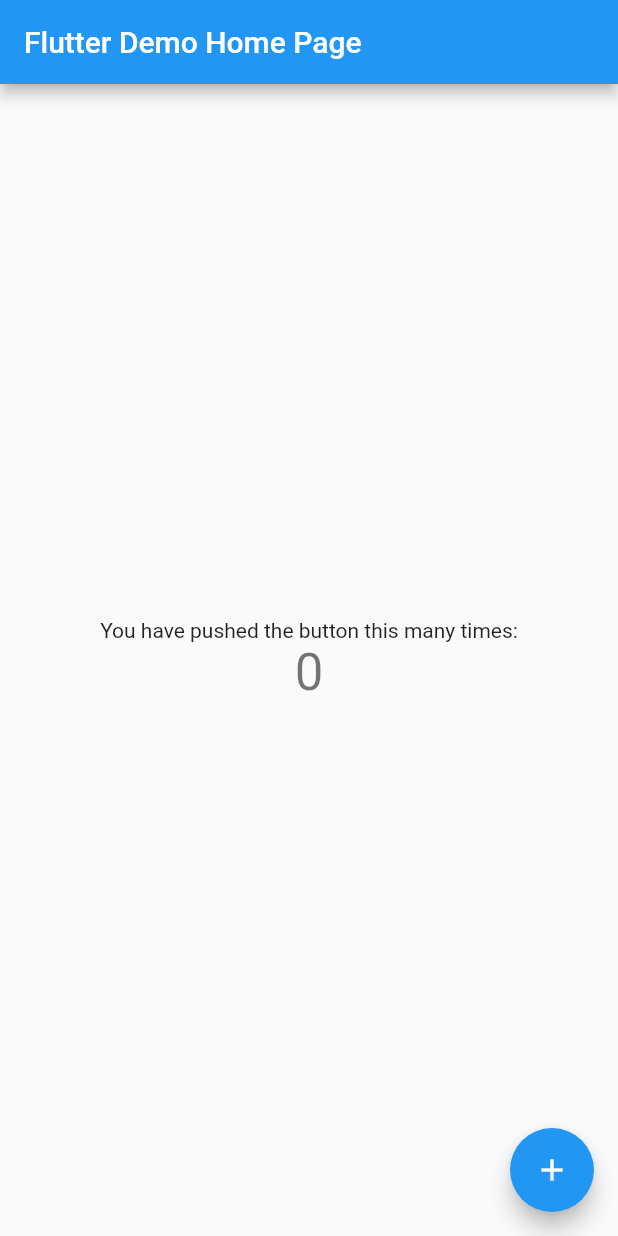
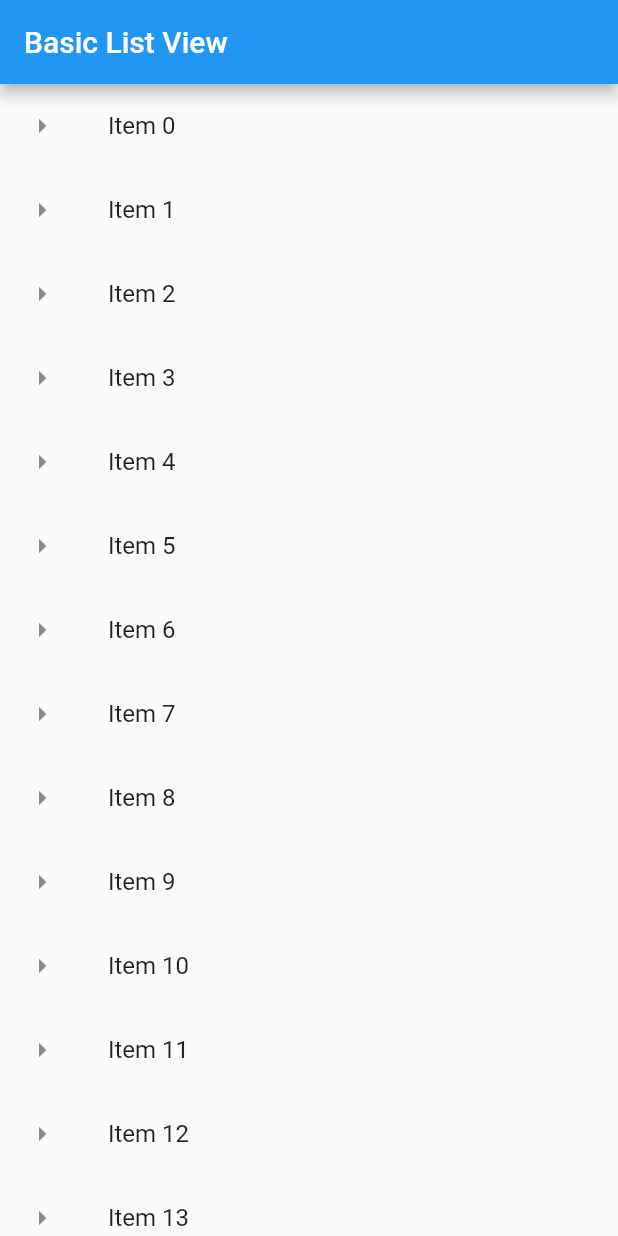
Before and after one commit to kp1930/LongList_Application_Flutter, a Flutter app: the screen it shows after launch, on a phone screen of 412 x 824 dp. Run offline on Flutter 3.47's test engine with Material 2 defaults, Android fonts, the phone set to English and light mode, and no system bars.

Commit message:
Added LongListView...

```diff
--- a/lib/main.dart
+++ b/lib/main.dart
@@ -1,111 +1,37 @@
 import 'package:flutter/material.dart';
 
-void main() => runApp(MyApp());
-
-class MyApp extends StatelessWidget {
-  // This widget is the root of your application.
-  @override
-  Widget build(BuildContext context) {
-    return MaterialApp(
-      title: 'Flutter Demo',
-      theme: ThemeData(
-        // This is the theme of your application.
-        //
-        // Try running your application with "flutter run". You'll see the
-        // application has a blue toolbar. Then, without quitting the app, try
-        // changing the primarySwatch below to Colors.green and then invoke
-        // "hot reload" (press "r" in the console where you ran "flutter run",
-        // or simply save your changes to "hot reload" in a Flutter IDE).
-        // Notice that the counter didn't reset back to zero; the application
-        // is not restarted.
-        primarySwatch: Colors.blue,
+void main() {
+  runApp(
+    MaterialApp(
+      debugShowCheckedModeBanner: false,
+      title: "Exploring UI widgets",
+      home: Scaffold(
+        appBar: AppBar(title: Text("Basic List View")),
+        body: getLongListView(),
       ),
-      home: MyHomePage(title: 'Flutter Demo Home Page'),
-    );
-  }
+    )
+  );
 }
 
-class MyHomePage extends StatefulWidget {
-  MyHomePage({Key key, this.title}) : super(key: key);
-
-  // This widget is the home page of your application. It is stateful, meaning
-  // that it has a State object (defined below) that contains fields that affect
-  // how it looks.
-
-  // This class is the configuration for the state. It holds the values (in this
-  // case the title) provided by the parent (in this case the App widget) and
-  // used by the build method of the State. Fields in a Widget subclass are
-  // always marked "final".
-
-  final String title;
-
-  @override
-  _MyHomePageState createState() => _MyHomePageState();
+List<String> getListElements() {
+  var items = List<String>.generate(1000, (counter) => "Item $counter");
+  return items;
 }
 
-class _MyHomePageState extends State<MyHomePage> {
-  int _counter = 0;
+Widget getLongListView() {
+  var listItems = getListElements();
+  var listView = ListView.builder(
+    itemCount: listItems.length,
+    itemBuilder: (context, index) {
+        return ListTile(
+          leading: Icon(Icons.arrow_right),
+          title: Text(listItems[index]),
+          onTap: () {
+            debugPrint('${listItems[index]} was tapped');
+          },
+        );
+      }
+  );
 
-  void _incrementCounter() {
-    setState(() {
-      // This call to setState tells the Flutter framework that something has
-      // changed in this State, which causes it to rerun the build method below
-      // so that the display can reflect the updated values. If we changed
-      // _counter without calling setState(), then the build method would not be
-      // called again, and so nothing would appear to happen.
-      _counter++;
-    });
-  }
-
-  @override
-  Widget build(BuildContext context) {
-    // This method is rerun every time setState is called, for instance as done
-    // by the _incrementCounter method above.
-    //
-    // The Flutter framework has been optimized to make rerunning build methods
-    // fast, so that you can just rebuild anything that needs updating rather
-    // than having to individually change instances of widgets.
-    return Scaffold(
-      appBar: AppBar(
-        // Here we take the value from the MyHomePage object that was created by
-        // the App.build method, and use it to set our appbar title.
-        title: Text(widget.title),
-      ),
-      body: Center(
-        // Center is a layout widget. It takes a single child and positions it
-        // in the middle of the parent.
-        child: Column(
-          // Column is also a layout widget. It takes a list of children and
-          // arranges them vertically. By default, it sizes itself to fit its
-          // children horizontally, and tries to be as tall as its parent.
-          //
-          // Invoke "debug painting" (press "p" in the console, choose the
-          // "Toggle Debug Paint" action from the Flutter Inspector in Android
-          // Studio, or the "Toggle Debug Paint" command in Visual Studio Code)
-          // to see the wireframe for each widget.
-          //
-          // Column has various properties to control how it sizes itself and
-          // how it positions its children. Here we use mainAxisAlignment to
-          // center the children vertically; the main axis here is the vertical
-          // axis because Columns are vertical (the cross axis would be
-          // horizontal).
-          mainAxisAlignment: MainAxisAlignment.center,
-          children: <Widget>[
-            Text(
-              'You have pushed the button this many times:',
-            ),
-            Text(
-              '$_counter',
-              style: Theme.of(context).textTheme.display1,
-            ),
-          ],
-        ),
-      ),
-      floatingActionButton: FloatingActionButton(
-        onPressed: _incrementCounter,
-        tooltip: 'Increment',
-        child: Icon(Icons.add),
-      ), // This trailing comma makes auto-formatting nicer for build methods.
-    );
-  }
+  return listView;
 }
```
